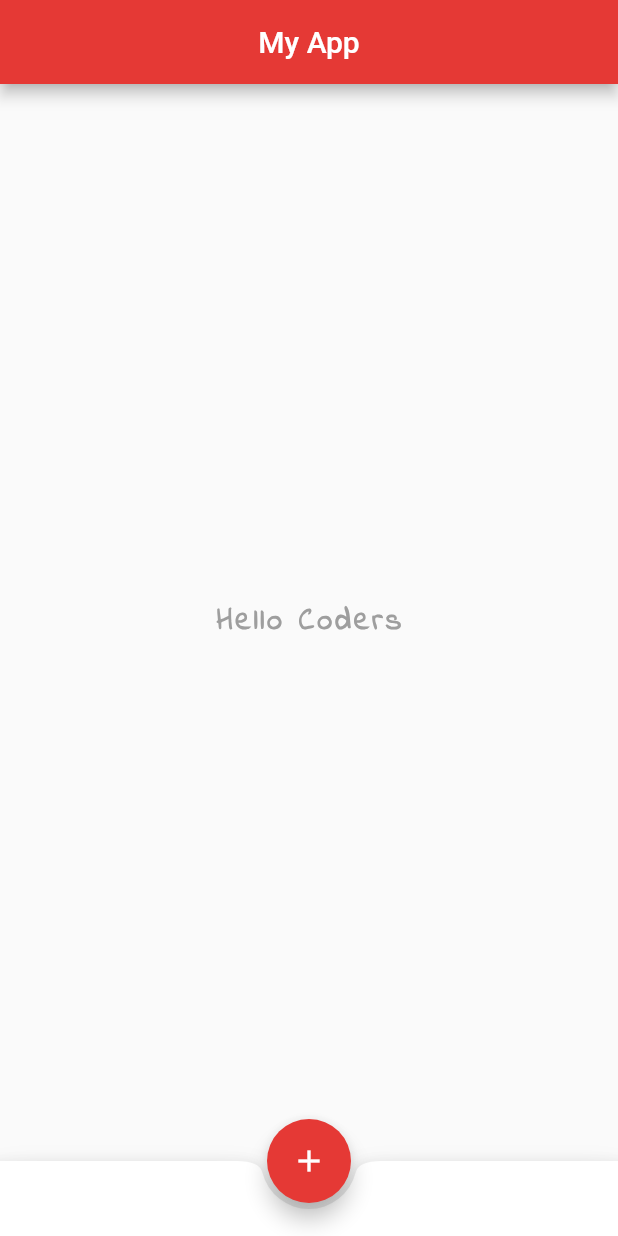
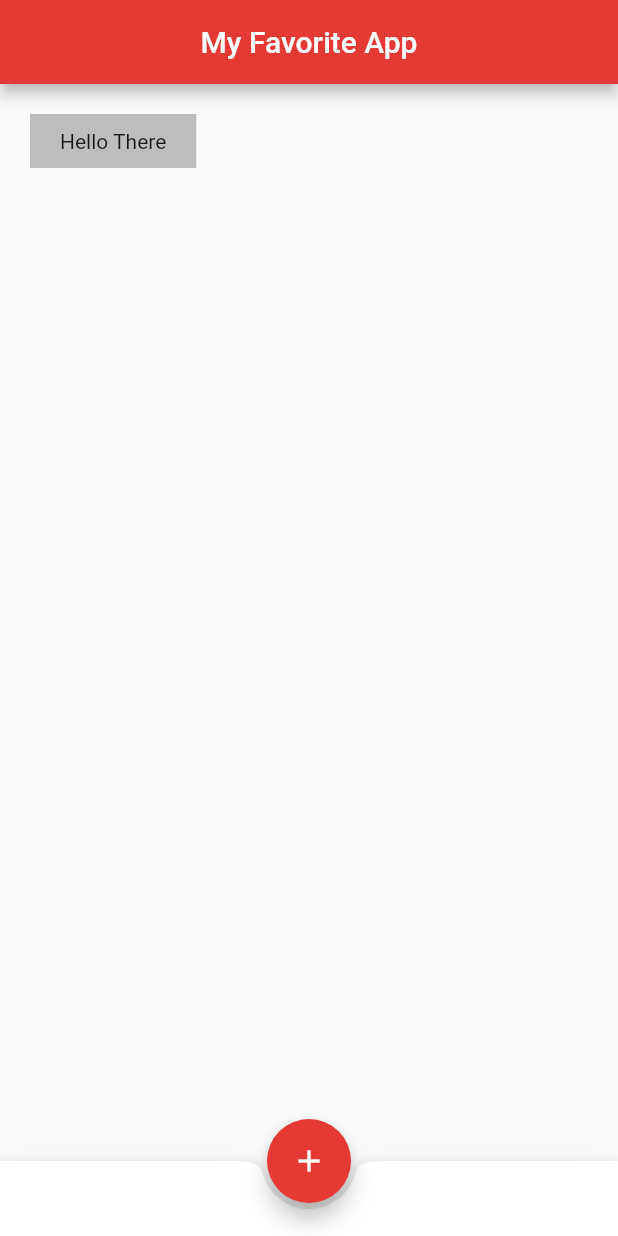
Before and after one commit to marville001/learn-flutter, a Flutter app: the screen it shows after launch, on a phone screen of 412 x 824 dp. Run offline on Flutter 3.47's test engine with Material 2 defaults, Android fonts, the phone set to English and light mode, and no system bars.

Commit message:
Using containers and applying padding and margin

```diff
--- a/lib/main.dart
+++ b/lib/main.dart
@@ -12,21 +12,15 @@ class Home extends StatelessWidget {
   Widget build(BuildContext context) {
     return Scaffold(
       appBar: AppBar(
-        title: const Text("My App"),
+        title: const Text("My Favorite App"),
         centerTitle: true,
         backgroundColor: Colors.red[600],
       ),
-      body: const Center(
-        child: Text(
-          "Hello Coders",
-          style: TextStyle(
-              fontSize: 20.0,
-              fontWeight: FontWeight.bold,
-              letterSpacing: 2.0,
-              color: Colors.grey,
-              fontFamily: 'IndieFlower'
-          ),
-        ),
+      body: Container(
+        color: Colors.grey[400],
+        padding: EdgeInsets.symmetric(horizontal: 20.0, vertical: 10.0),
+        margin: EdgeInsets.all(20.0),
+        child: Text("Hello There"),
       ),
       bottomNavigationBar: BottomAppBar(
         shape: const CircularNotchedRectangle(),
```
